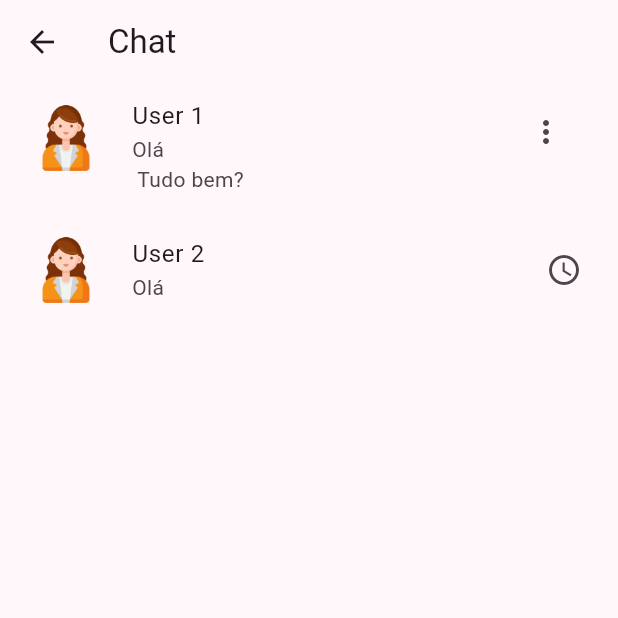
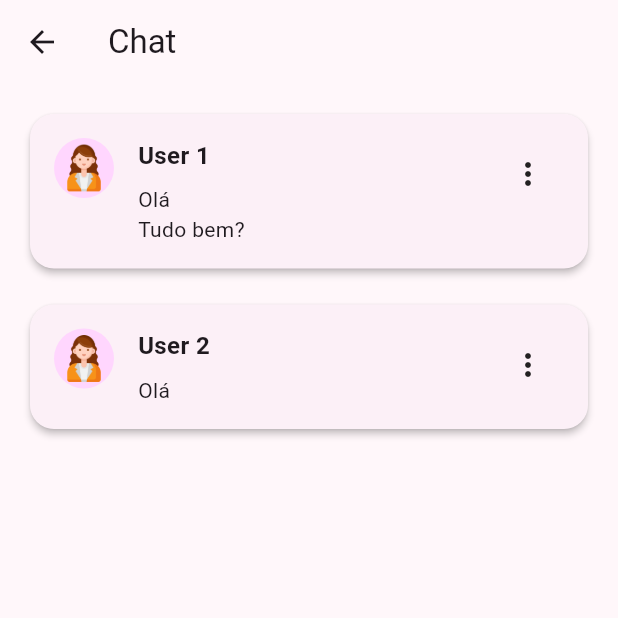
Before and after one commit to GiovanaThais/ache_um_lar, a Flutter app: the ChatPage screen opened by its route, on a phone screen of 412 x 824 dp, the top half of it. Run offline on Flutter 3.47's test engine with Material 3 defaults, Android fonts, the phone set to English and light mode, and no system bars; our stand-ins replace brasil_fields, carousel_slider, cloud_firestore, firebase_auth, firebase_core, flutter_modular and 8 more; missing offline and left inert: dart:ffi; accounts and stored records are empty; network calls fail.

Commit message:
feature new chat page

```diff
--- a/lib/app/features/home/submodules/chat/chat_page.dart
+++ b/lib/app/features/home/submodules/chat/chat_page.dart
@@ -1,7 +1,7 @@
 import 'package:flutter/material.dart';
 
 class ChatPage extends StatelessWidget {
-  const ChatPage({super.key});
+  const ChatPage({Key? key});
 
   @override
   Widget build(BuildContext context) {
@@ -9,35 +9,99 @@ class ChatPage extends StatelessWidget {
       appBar: AppBar(
         title: const Text("Chat"),
       ),
-      body: Material(
-        child: ListView(
+      body: ListView(
+        padding: const EdgeInsets.all(16.0),
+        children: [
+          _buildMessageCard(
+            'User 1',
+            'Olá\nTudo bem?',
+            Icons.more_vert,
+            context,
+            'assets/icons/avatar.png',
+          ),
+          const SizedBox(height: 16.0),
+          _buildMessageCard(
+            'User 2',
+            'Olá',
+            Icons.more_vert, // Add menu icon for this message
+            context,
+            'assets/icons/avatar.png',
+          ),
+        ],
+      ),
+    );
+  }
+
+  Widget _buildMessageCard(
+    String username,
+    String message,
+    IconData? menuIcon,
+    BuildContext context,
+    String avatarImagePath,
+  ) {
+    return Card(
+      elevation: 2,
+      shape: RoundedRectangleBorder(
+        borderRadius: BorderRadius.circular(16.0),
+      ),
+      child: Padding(
+        padding: const EdgeInsets.all(16.0),
+        child: Row(
+          crossAxisAlignment: CrossAxisAlignment.start,
           children: [
-            Material(
-              child: ListTile(
-                leading: Image.asset('assets/icons/avatar.png'),
-                title: const Text("User 1"),
-                subtitle: const Text("Olá \n Tudo bem?"),
-                trailing: PopupMenuButton<String>(
-                    onSelected: (menu) {},
-                    itemBuilder: (BuildContext bc) {
-                      return <PopupMenuEntry<String>>[
-                        const PopupMenuItem(
-                          value: "opção 1",
-                          child: Text("Option 1"),
-                        )
-                      ];
-                    }),
-                isThreeLine: true,
+            CircleAvatar(
+              backgroundImage: AssetImage(avatarImagePath),
+            ),
+            const SizedBox(width: 16.0),
+            Expanded(
+              child: Column(
+                crossAxisAlignment: CrossAxisAlignment.start,
+                children: [
+                  Text(
+                    username,
+                    style: TextStyle(
+                      fontWeight: FontWeight.bold,
+                      fontSize: 16.0,
+                    ),
+                  ),
+                  const SizedBox(height: 8.0),
+                  Text(
+                    message,
+                    style: TextStyle(
+                      fontSize: 14.0,
+                    ),
+                  ),
+                  // Positioned(
+                  //   bottom: 8,
+                  //   right: 8,
+                  //   child: GestureDetector(
+                  //     onTap: () {
+                  //       // Handle delete icon click
+                  //     },
+                  //     child: Icon(
+                  //       Icons.delete,
+                  //       color: Colors.red,
+                  //     ),
+                  //   ),
+                  // ),
+                ],
               ),
             ),
-            Material(
-              child: ListTile(
-                leading: Image.asset('assets/icons/avatar.png'),
-                title: const Text("User 2"),
-                subtitle: const Text("Olá"),
-                trailing: const Icon(Icons.access_time),
+            if (menuIcon != null)
+              PopupMenuButton<String>(
+                icon: Icon(menuIcon),
+                onSelected: (menu) {
+                  // Handle menu selection
+                },
+                itemBuilder: (BuildContext bc) {
+                  return <PopupMenuEntry<String>>[
+                    const PopupMenuItem(
+                      value: "opção 1",
+                      child: Text("Option 1"),
+                    ),
+                  ];
+                },
               ),
-            ),
           ],
         ),
       ),
```
